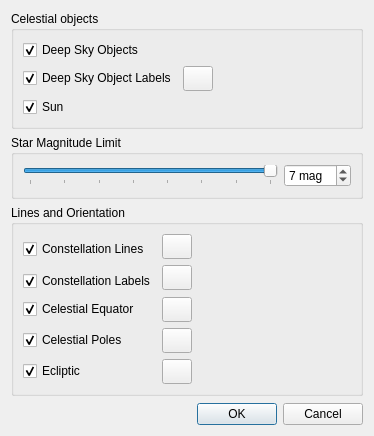
Above: src/plugins/render/stars/StarsConfigWidget.ui from KDE/marble before the change. Below: the same form after it.
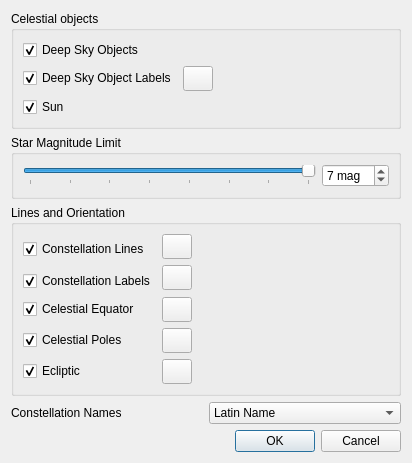
That is the form after the change.

Commit message: Now it's allowed to translate the constellation names in the stars plugin

```diff
--- a/src/plugins/render/stars/StarsConfigWidget.ui
+++ b/src/plugins/render/stars/StarsConfigWidget.ui
@@ -6,8 +6,8 @@
    <rect>
     <x>0</x>
     <y>0</y>
-    <width>374</width>
-    <height>436</height>
+    <width>412</width>
+    <height>432</height>
    </rect>
   </property>
   <property name="windowTitle">
@@ -374,6 +374,39 @@
      </layout>
     </widget>
    </item>
+   <item>
+    <layout class="QHBoxLayout" name="horizontalLayout_3">
+     <item>
+      <widget class="QLabel" name="label">
+       <property name="text">
+        <string>Constellation Names</string>
+       </property>
+       <property name="buddy">
+        <cstring>constellationNamesComboBox</cstring>
+       </property>
+      </widget>
+     </item>
+     <item>
+      <widget class="QComboBox" name="constellationNamesComboBox">
+       <item>
+        <property name="text">
+         <string>Latin Name</string>
+        </property>
+       </item>
+       <item>
+        <property name="text">
+         <string>Native Translation</string>
+        </property>
+       </item>
+       <item>
+        <property name="text">
+         <string>Abbreviation</string>
+        </property>
+       </item>
+      </widget>
+     </item>
+    </layout>
+   </item>
    <item>
     <spacer name="verticalSpacer">
      <property name="orientation">
```
The commit also changes 2 other files.
